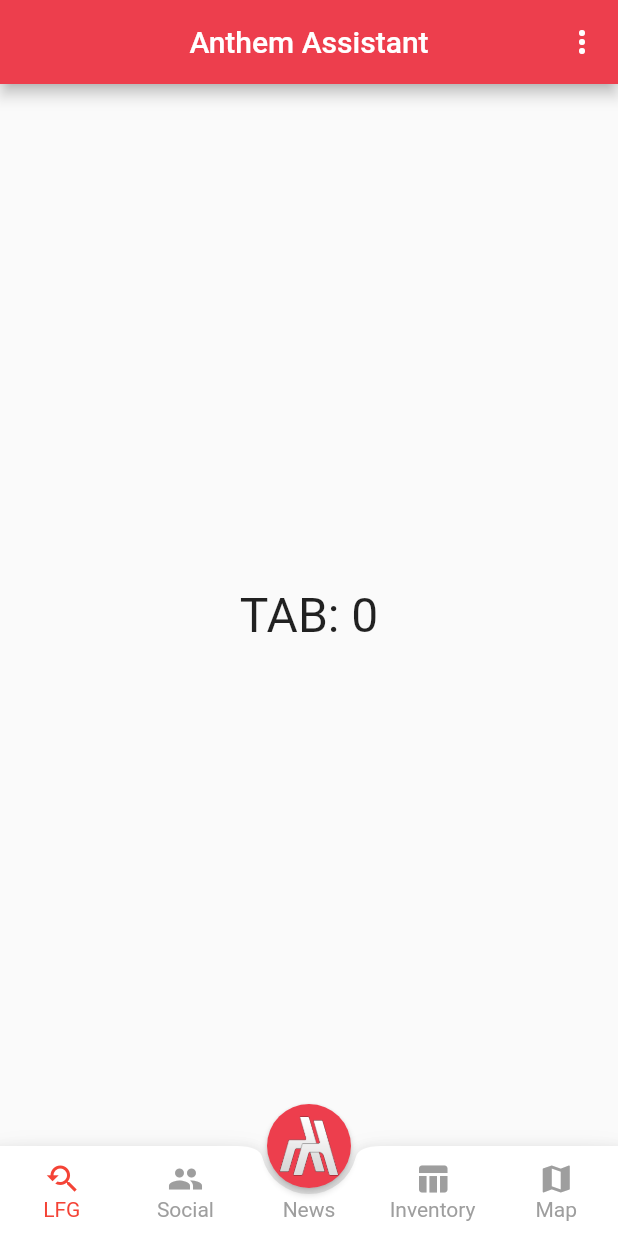
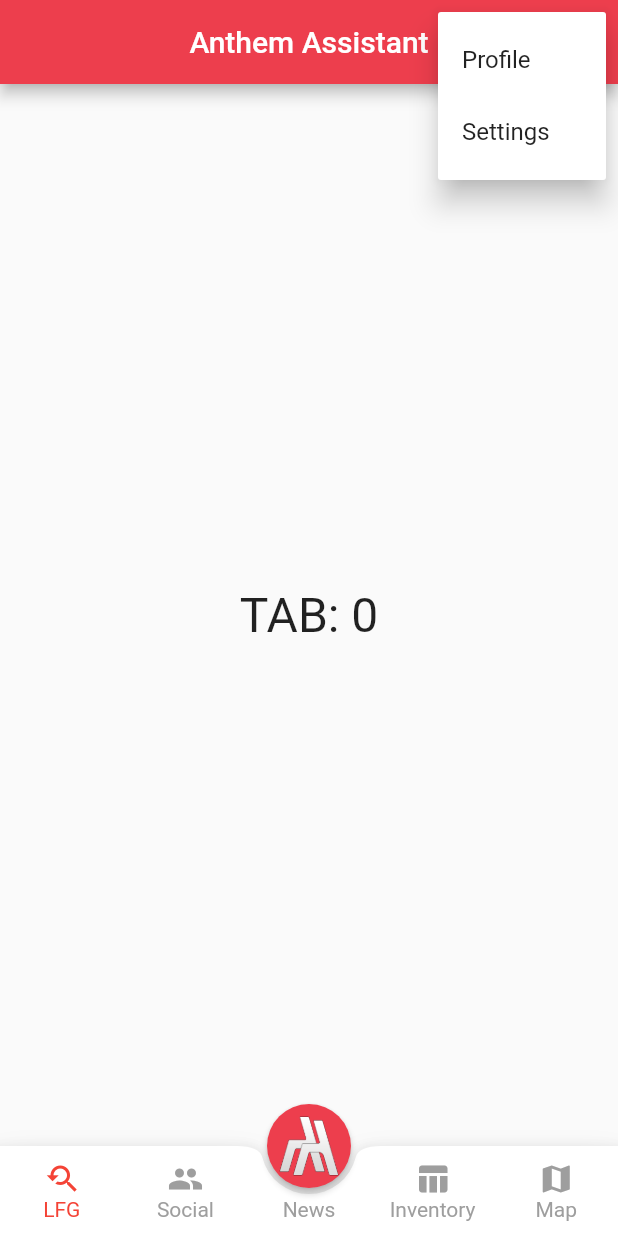
Before and after one commit to BramDC3/Anthem-Assistant, a Flutter app: the screen it shows after launch, after a tap on the "more vert" icon, on a phone screen of 412 x 824 dp. Run offline on Flutter 3.47's test engine with Material 2 defaults, Android fonts, the phone set to English and light mode, and no system bars.

```diff
--- a/anthem_assistant/lib/main.dart
+++ b/anthem_assistant/lib/main.dart
@@ -1,4 +1,4 @@
-import 'package:anthem_assistant/widgets/CustomBottomNavigationBar.dart';
+import 'package:anthem_assistant/utils/CustomBottomNavigationBar.dart';
 import 'package:flutter/material.dart';
 
 void main() => runApp(MyApp());
@@ -33,6 +33,18 @@ class _MyHomePageState extends State<MyHomePage> with TickerProviderStateMixin {
     });
   }
 
+  void _selectFab() {
+    setState(() {
+      _lastSelected = 'TAB: FAB';
+    });
+  }
+
+  void _selectMenuItem(String menuItem) {
+    setState(() {
+      _lastSelected = 'TAB: $menuItem';
+    });
+  }
+
   @override
   Widget build(BuildContext context) {
     return Scaffold(
@@ -41,8 +53,19 @@ class _MyHomePageState extends State<MyHomePage> with TickerProviderStateMixin {
         centerTitle: true,
         actions: <Widget>[
           PopupMenuButton<String>(
-            onSelected: choiceAction,
-            itemBuilder: (BuildContext context) {},
+            onSelected: _selectMenuItem,
+            itemBuilder: (BuildContext context) {
+              return [
+                PopupMenuItem(
+                  value: 'Profile',
+                  child: Text('Profile'),
+                ),
+                PopupMenuItem(
+                  value: 'Settings',
+                  child: Text('Settings'),
+                ),
+              ];
+            },
           ),
         ],
       ),
@@ -54,7 +77,7 @@ class _MyHomePageState extends State<MyHomePage> with TickerProviderStateMixin {
       ),
       floatingActionButtonLocation: FloatingActionButtonLocation.centerDocked,
       floatingActionButton: FloatingActionButton(
-        onPressed: () {},
+        onPressed: () { _selectFab(); },
         child: Padding(
           padding: EdgeInsets.all(8.0),
           child: Image.asset('assets/logo_anthem_assistant_white.png'),
@@ -69,7 +92,8 @@ class _MyHomePageState extends State<MyHomePage> with TickerProviderStateMixin {
         onTabSelected: _selectedTab,
         centerItemText: 'News',
         items: [
-          FABBottomAppBarItem(iconData: Icons.youtube_searched_for, text: 'LFG'),
+          FABBottomAppBarItem(
+              iconData: Icons.youtube_searched_for, text: 'LFG'),
           FABBottomAppBarItem(iconData: Icons.group, text: 'Social'),
           FABBottomAppBarItem(iconData: Icons.table_chart, text: 'Inventory'),
           FABBottomAppBarItem(iconData: Icons.map, text: 'Map'),
@@ -77,6 +101,4 @@ class _MyHomePageState extends State<MyHomePage> with TickerProviderStateMixin {
       ),
     );
   }
-
-  void choiceAction(String choice) {}
 }
```
Also changed, not shown: anthem_assistant/lib/utils/CustomBottomNavigationBar.dart (renamed from anthem_assistant/lib/widgets/CustomBottomNavigationBar.dart).
